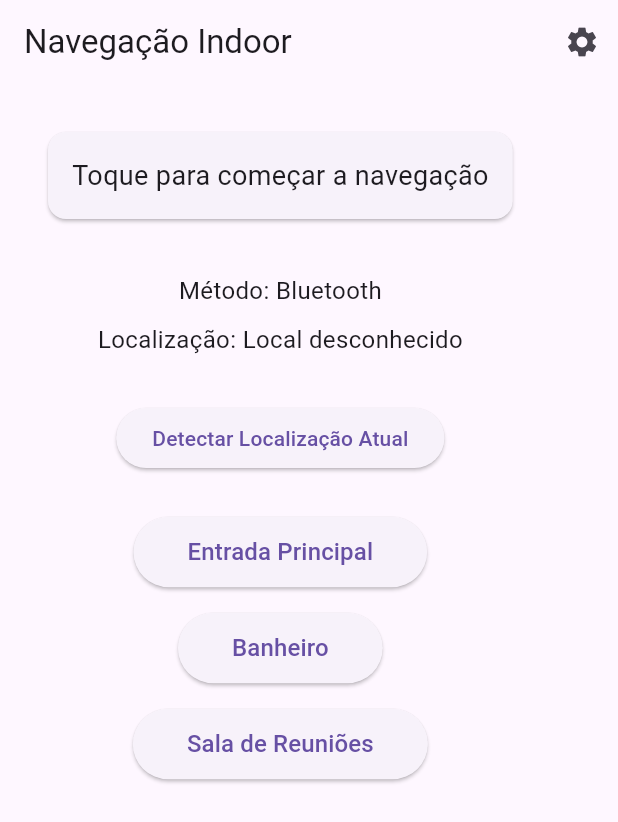
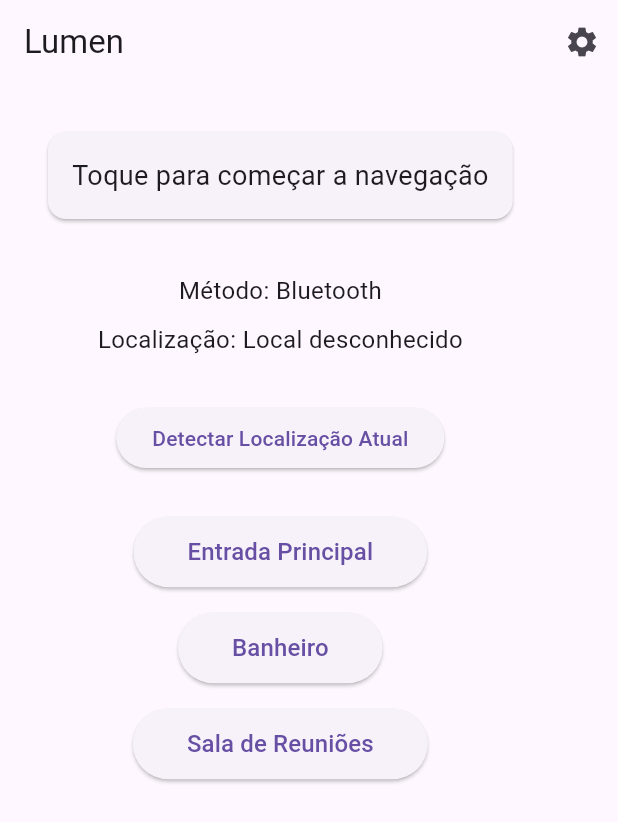
Before and after one commit to ThaynaraxX/sejoga2025_, a Flutter app: the screen it shows after launch, on a phone screen of 412 x 824 dp. Shown: the top 822 px of the screen. Run offline on Flutter 3.47's test engine with Material 3 defaults, Android fonts, the phone set to English and light mode, and no system bars; our stand-ins replace flutter_blue_plus, flutter_tts, google_generative_ai.

Commit message:
alteracoes home screen dart

```diff
--- a/lib/screens/home_screen.dart
+++ b/lib/screens/home_screen.dart
@@ -113,7 +113,7 @@ class _HomeScreenState extends State<HomeScreen> {
   Widget build(BuildContext context) {
     return Scaffold(
       appBar: AppBar(
-        title: const Text('Navegação Indoor'),
+        title: const Text('Lumen'),
         actions: [
           IconButton(
             icon: const Icon(Icons.settings),
```
